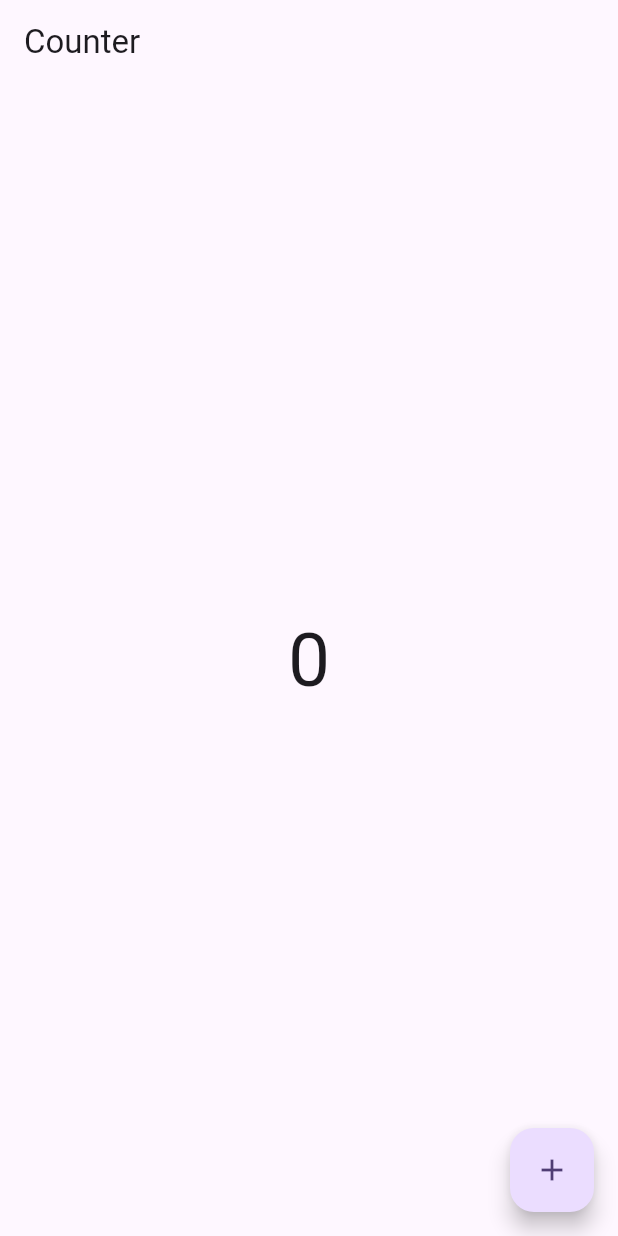
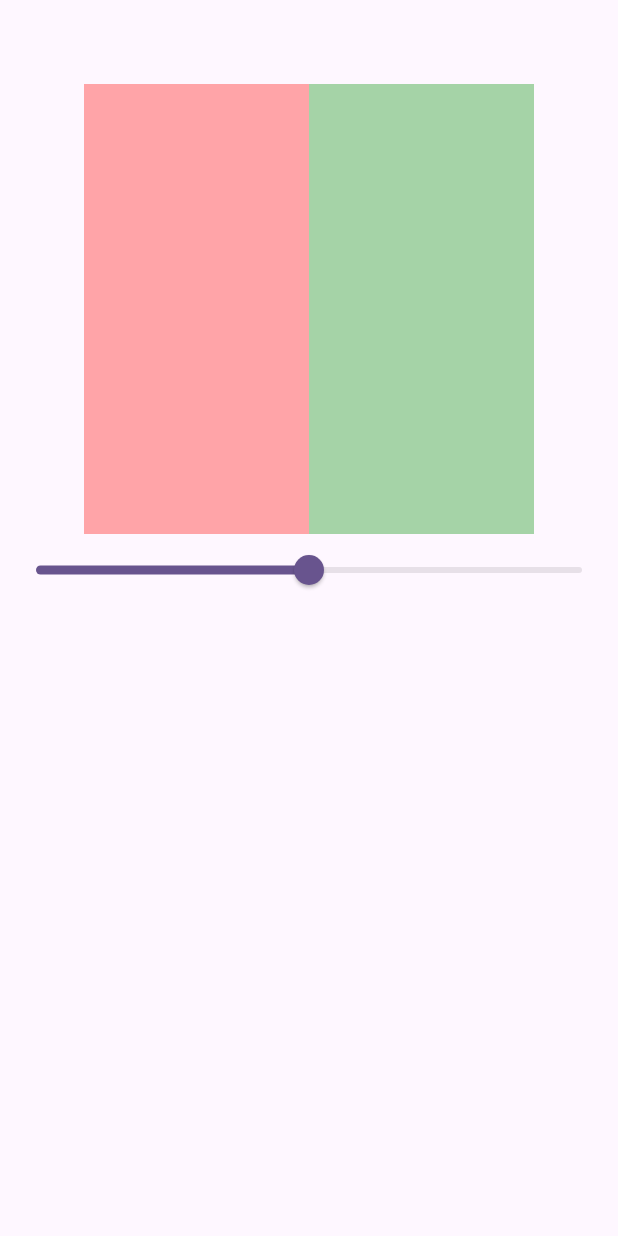
Before and after one commit to 9xRahul/provider_mastering, a Flutter app: the screen it shows after launch, on a phone screen of 412 x 824 dp. Run offline on Flutter 3.47's test engine with Material 3 defaults, Android fonts, the phone set to English and light mode, and no system bars.

Commit message:
Added slider ,Multiprovider

```diff
--- a/lib/main.dart
+++ b/lib/main.dart
@@ -1,7 +1,9 @@
 import 'package:flutter/material.dart';
 import 'package:provider/provider.dart';
 import 'package:provider_mastering/provider/count_provider.dart';
+import 'package:provider_mastering/provider/slider_provider.dart';
 import 'package:provider_mastering/screens/counter.dart';
+import 'package:provider_mastering/screens/slider_screen.dart';
 
 void main() {
   runApp(const MyApp());
@@ -13,12 +15,16 @@ class MyApp extends StatelessWidget {
   // This widget is the root of your application.
   @override
   Widget build(BuildContext context) {
-    return ChangeNotifierProvider(
-      create: (context) => CountProvider(),
+    return MultiProvider(
+      providers: [
+        ChangeNotifierProvider(create: (_) => CountProvider()),
+        ChangeNotifierProvider(create: (_) => SliderProvider()),
+      ],
+
       child: MaterialApp(
         title: 'Flutter Demo',
         theme: ThemeData(colorScheme: .fromSeed(seedColor: Colors.deepPurple)),
-        home: const Counter(),
+        home: const SliderScreen(),
       ),
     );
   }
--- /dev/null
+++ b/lib/provider/slider_provider.dart
@@ -0,0 +1,12 @@
+import 'package:flutter/material.dart';
+
+class SliderProvider with ChangeNotifier {
+  double _sliderValue = .5;
+  double get sliderValue => _sliderValue;
+
+  void changeSliderValue(double val) {
+    _sliderValue = val;
+     notifyListeners();
+
+  }
+}
--- /dev/null
+++ b/lib/screens/slider_screen.dart
@@ -0,0 +1,57 @@
+import 'package:flutter/material.dart';
+import 'package:provider/provider.dart';
+import 'package:provider_mastering/provider/slider_provider.dart';
+
+class SliderScreen extends StatefulWidget {
+  const SliderScreen({super.key});
+
+  @override
+  State<SliderScreen> createState() => _SliderScreenState();
+}
+
+class _SliderScreenState extends State<SliderScreen> {
+  @override
+  Widget build(BuildContext context) {
+    return Scaffold(
+      appBar: AppBar(),
+      body: Column(
+        children: [
+          Consumer<SliderProvider>(
+            builder: (context, value, child) {
+              return Row(
+                mainAxisAlignment: .center,
+                crossAxisAlignment: .center,
+                children: [
+                  Container(
+                    color: Colors.redAccent.withOpacity(value.sliderValue),
+                    width: 150,
+                    height: 300,
+                  ),
+                  Container(
+                    color: Colors.green.withOpacity(value.sliderValue),
+                    width: 150,
+                    height: 300,
+                  ),
+                ],
+              );
+            },
+          ),
+
+          Consumer<SliderProvider>(
+            builder: (context, value, child) {
+              return Slider(
+                value: value.sliderValue,
+                max: 1,
+                min: 0,
+
+                onChanged: (newValue) {
+                  value.changeSliderValue(newValue);
+                },
+              );
+            },
+          ),
+        ],
+      ),
+    );
+  }
+}
```
